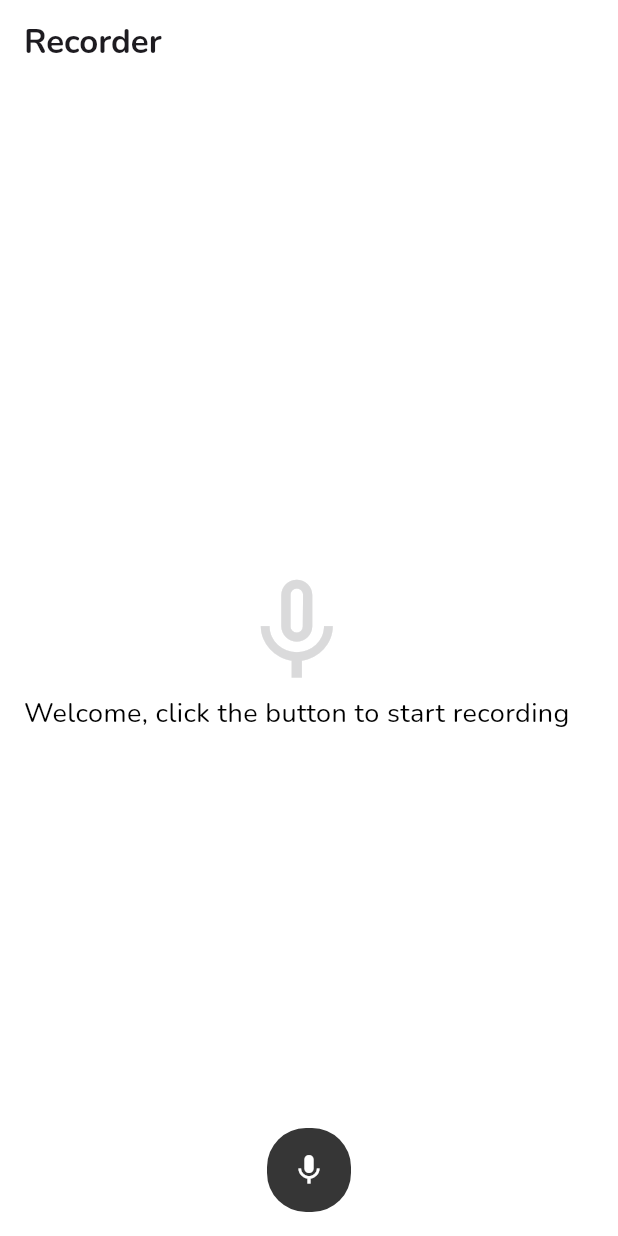
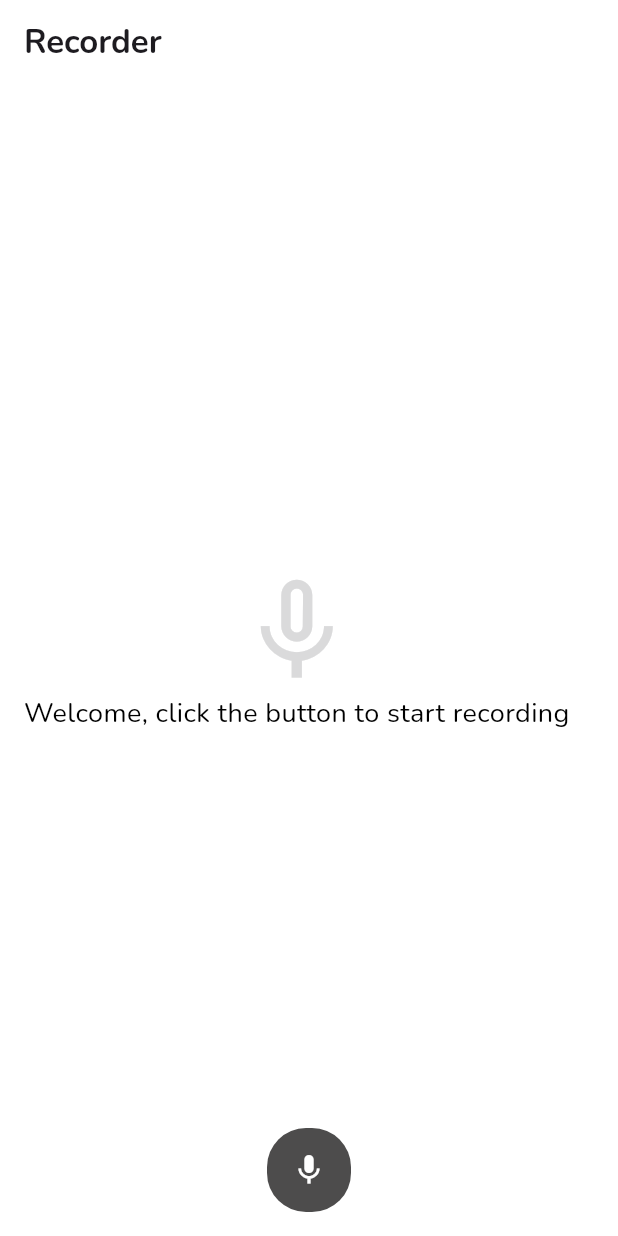
Before and after one commit to Justdivine7/audio-player-and-recorder, a Flutter app: the screen it shows after launch, on a phone screen of 412 x 824 dp. Run offline on Flutter 3.47's test engine with Material 3 defaults, Android fonts, the phone set to English and light mode, and no system bars; our stand-ins replace just_audio, share_plus, shared_preferences; missing offline and left inert: mini_music_visualizer, record.

Commit message:
worked on theme

```diff
--- a/lib/screen/home_page.dart
+++ b/lib/screen/home_page.dart
@@ -23,7 +23,7 @@ class _HomePageState extends State<HomePage> {
   List<String> recordings = [];
   AudioRecorder audioRecorder = AudioRecorder();
   AudioPlayer audioPlayer = AudioPlayer();
-   String? recordingPath;
+  String? recordingPath;
   bool isRecording = false;
   String? currentlyPlaying;
   TextEditingController searchController = TextEditingController();
@@ -127,9 +127,7 @@ class _HomePageState extends State<HomePage> {
           currentlyPlaying: currentlyPlaying,
           deleteRecording: deleteRecording,
           audioPlayer: audioPlayer,
-          // recordingPath: recordingPath,
           searchFunction: searchRecordings,
-
           onCurrentlyPlayingChanged: (value) {
             setState(() {
               currentlyPlaying = value;
--- a/lib/theme/theme_data.dart
+++ b/lib/theme/theme_data.dart
@@ -6,10 +6,10 @@ ThemeData lightTheme = ThemeData(
   fontFamily: 'Nunito',
   scaffoldBackgroundColor: Colors.white,
   cardColor: const Color.fromARGB(255, 218, 218, 219),
+  highlightColor: Colors.grey.shade500,
 
 
-
-  indicatorColor: const Color.fromARGB(255, 54, 54, 54),
+  indicatorColor: const Color.fromARGB(255, 77, 76, 76),
   textTheme: const TextTheme(
     bodyMedium: TextStyle(color: Colors.black),
   ),
@@ -20,8 +20,9 @@ ThemeData darkTheme = ThemeData(
   fontFamily: 'Nunito',
   scaffoldBackgroundColor: const Color.fromARGB(255, 24, 24, 26),
   cardColor: const Color.fromARGB(51, 195, 195, 197),
+    highlightColor: Colors.grey.shade300,
 
-  indicatorColor: const Color.fromARGB(255, 123, 122, 122),
+  indicatorColor: const Color.fromARGB(255, 180, 178, 178),
   textTheme: const TextTheme(
     bodySmall: TextStyle(color: Colors.white),
   ),
--- a/lib/widgets/build_body.dart
+++ b/lib/widgets/build_body.dart
@@ -43,7 +43,7 @@ class BuildBody extends StatelessWidget {
             if (isRecording)
               Center(
                   child: MiniMusicVisualizer(
-                color: Theme.of(context).canvasColor,
+                color: Theme.of(context).indicatorColor,
                 width: size.width * 0.3,
                 height: size.height * 0.3,
                 animate: true,
```
Also changed, not shown: lib/widgets/search_field.dart (+8 -1 lines), 4 other files.
